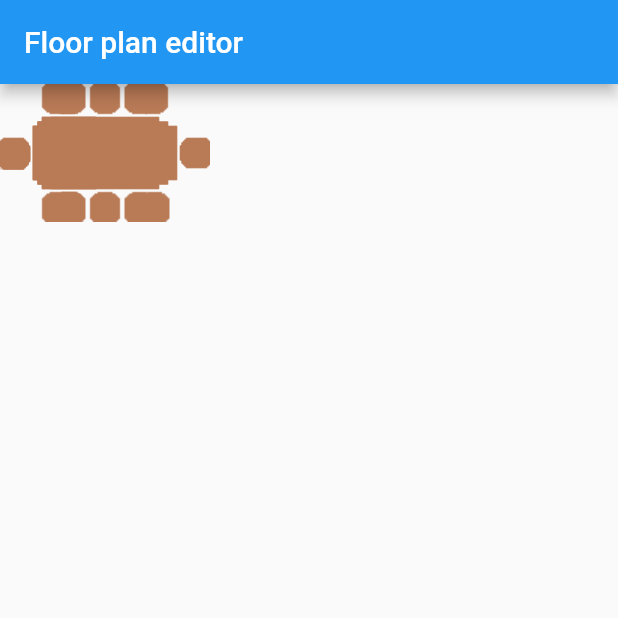
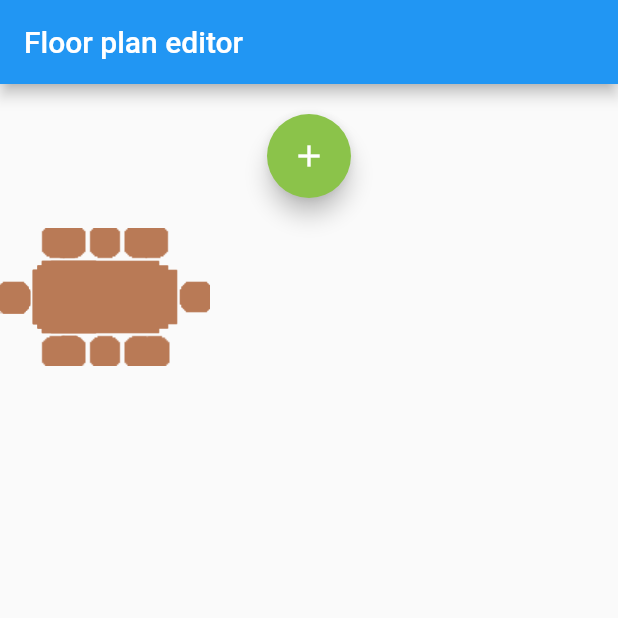
Before and after one commit to cristivasile/restaurant_management_app, a Flutter app: the screen it shows after launch, on a phone screen of 412 x 824 dp, the top half of it. Run offline on Flutter 3.47's test engine with Material 2 defaults, Android fonts, the phone set to English and light mode, and no system bars.

Commit message:
Implemented add table button (doesn't work yet)

```diff
--- a/restaurant_management_app/lib/bin/constants.dart
+++ b/restaurant_management_app/lib/bin/constants.dart
@@ -4,7 +4,7 @@ const fourTablePath = "assets/4Table";
 const sixTablePath = "assets/6Table";
 const eightTablePath = "assets/8Table";
 const feedbackPath = "Feedback";
-const smallModifier = 0.5;
-const largeModifier = 1.5;
+//const smallModifier = 0.5;
+//const largeModifier = 1.5;
 const smallTableWidth = 92;
 const largeTableWidth = 140;
--- a/restaurant_management_app/lib/bin/floorplan.dart
+++ b/restaurant_management_app/lib/bin/floorplan.dart
@@ -1,6 +1,7 @@
 import 'package:flutter/material.dart';
 import 'package:restaurant_management_app/bin/table.dart';
 
+/// Floor plan builder
 class FloorPlan extends StatefulWidget {
   const FloorPlan({Key? key}) : super(key: key);
 
@@ -9,38 +10,92 @@ class FloorPlan extends StatefulWidget {
 }
 
 class _FloorPlanState extends State<FloorPlan> {
+  late BoxConstraints _tablesBoxConstraints;
+  List<MovableTable> _tables = [];
+
+  @override
+  void initState() {
+    super.initState();
+  }
+
   @override
   Widget build(BuildContext context) {
     return LayoutBuilder(builder: (context, constraints) {
-      return Stack(
-        children: <Widget>[
-          MovableTable(
-            constraints: constraints,
-            tableSize: 3,
-            offset: Offset.zero,
+      return Column(
+        children: [
+          SizedBox(
+            width: constraints.maxWidth,
+            height: constraints.maxHeight * 1 / 8,
+            child: Row(
+              mainAxisAlignment: MainAxisAlignment.spaceEvenly,
+              children: [
+                FloatingActionButton(
+                  onPressed: () => {
+                    setState(() {
+                      addTable();
+                    })
+                  },
+                  child: const Icon(Icons.add),
+                  backgroundColor: Colors.lightGreen,
+                )
+              ],
+            ),
           ),
-          MovableTable(
-            constraints: constraints,
-            tableSize: 2,
-            offset: Offset.zero,
-          ),
-          MovableTable(
-            constraints: constraints,
-            tableSize: 4,
-            offset: Offset.zero,
-          ),
-          MovableTable(
-            constraints: constraints,
-            tableSize: 6,
-            offset: Offset.zero,
-          ),
-          MovableTable(
-            constraints: constraints,
-            tableSize: 8,
-            offset: Offset.zero,
+          SizedBox(
+            width: constraints.maxWidth,
+            height: constraints.maxHeight * 7 / 8,
+            child: LayoutBuilder(builder: (context, childConstraints) {
+              _tablesBoxConstraints = childConstraints;
+              _tables = loadTables();
+              return Stack(
+                children: _tables,
+              );
+            }),
           ),
         ],
       );
     });
   }
+
+  void addTable() {
+    //TODO - Add size picker
+    setState(() {
+      _tables.add(MovableTable(
+          constraints: _tablesBoxConstraints,
+          tableSize: 2,
+          position: Offset.zero));
+      build(context);
+    });
+  }
+
+  List<MovableTable> loadTables() {
+    //TODO - Load from somewhere
+    List<MovableTable> result = [];
+    result.add(MovableTable(
+      constraints: _tablesBoxConstraints,
+      tableSize: 2,
+      position: Offset.zero,
+    ));
+    result.add(MovableTable(
+      constraints: _tablesBoxConstraints,
+      tableSize: 3,
+      position: Offset.zero,
+    ));
+    result.add(MovableTable(
+      constraints: _tablesBoxConstraints,
+      tableSize: 4,
+      position: Offset.zero,
+    ));
+    result.add(MovableTable(
+      constraints: _tablesBoxConstraints,
+      tableSize: 6,
+      position: Offset.zero,
+    ));
+    result.add(MovableTable(
+      constraints: _tablesBoxConstraints,
+      tableSize: 8,
+      position: Offset.zero,
+    ));
+    return result;
+  }
 }
--- a/restaurant_management_app/lib/bin/table.dart
+++ b/restaurant_management_app/lib/bin/table.dart
@@ -9,12 +9,12 @@ class MovableTable extends StatefulWidget {
   final String imagePath; //the corresponding table's image path
   final int imageWidth;
   final int imageHeight;
-  final Offset offset;
+  final Offset position;
   MovableTable(
       {Key? key,
       required this.constraints,
       required tableSize,
-      required this.offset})
+      required this.position})
       : imagePath = getImagePath(tableSize),
         imageWidth = getImageSize(tableSize)[0],
         imageHeight = getImageSize(tableSize)[1],
@@ -25,19 +25,19 @@ class MovableTable extends StatefulWidget {
 }
 
 class _MovableTableState extends State<MovableTable> {
-  late Offset _offset;
+  late Offset _position;
 
   @override
   void initState() {
     super.initState();
-    _offset = widget.offset;
+    _position = widget.position;
   }
 
   @override
   Widget build(BuildContext context) {
     return Positioned(
-      left: _offset.dx,
-      top: _offset.dy,
+      left: _position.dx,
+      top: _position.dy,
       child: Draggable(
         feedback: Image(
             image: AssetImage(widget.imagePath + ".png"),
@@ -58,7 +58,8 @@ class _MovableTableState extends State<MovableTable> {
                 widget.constraints.maxHeight;
             // details.offset is relative to the window instead of the container
             // => without this the item would be placed too low because of the app bar
-            _offset = Offset(details.offset.dx, details.offset.dy - adjustment);
+            _position = Offset(details.offset.dx,
+                details.offset.dy - adjustment);
           });
         },
       ),
@@ -83,7 +84,8 @@ String getImagePath(int tableSize) {
     case 8:
       return constants.eightTablePath;
   }
-  return "";
+
+  throw Exception("Invalid table size!");
 }
 
 /// Receives a table size and returns a list containing the required dimensions
@@ -113,5 +115,5 @@ List<int> getImageSize(int tableSize) {
       return largeTable;
   }
 
-  return [];
+  throw Exception("Invalid table size!");
 }
```
